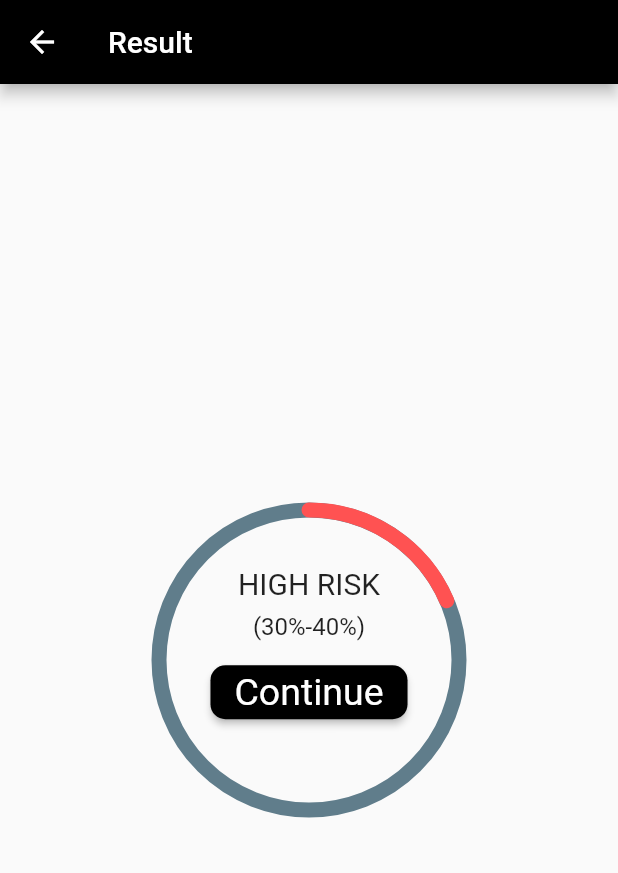
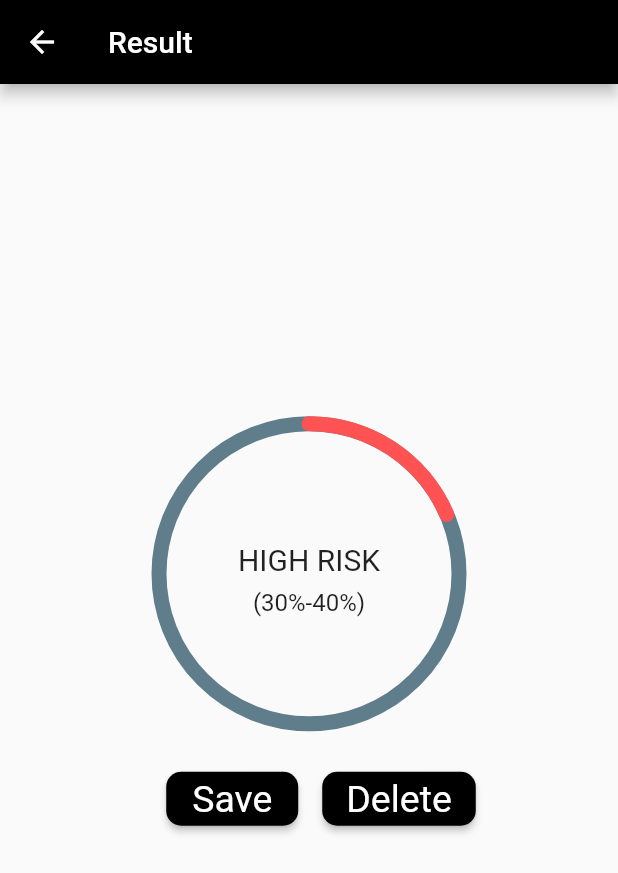
Before and after one commit to ishangh/gmcmanjeri_flutter, a Flutter app: the ResultContent screen opened directly, on a phone screen of 412 x 824 dp. Shown: the top 873 px of the screen. Run offline on Flutter 3.47's test engine with Material 2 defaults, Android fonts, the phone set to English and light mode, and no system bars.

Commit message:
Save and delete buttons added

```diff
--- a/lib/screens/result.dart
+++ b/lib/screens/result.dart
@@ -176,18 +176,6 @@ class _ResultContentState extends State<ResultContent>
           percentage = lerpDouble(
               percentage, newPercentage, percentageAnimationController.value);
 
-          /*
-          if(percentage <= 10)
-            fillColor = Colors.green;
-          else if(percentage<=20)
-            fillColor = Colors.amberAccent;
-          else if(percentage<=30)
-            fillColor = Colors.amber;
-          else if(percentage <= 40)
-            fillColor = Colors.redAccent;
-          else if(percentage>40)
-            fillColor = Colors.red;
-*/
         });
       });
 
@@ -215,7 +203,10 @@ class _ResultContentState extends State<ResultContent>
         title: Text("Result"),
       ),
       body: Center(
-        child: Container(
+        child: Column(
+          mainAxisAlignment: MainAxisAlignment.center,
+          children: <Widget>[
+            Container(
               height: 200.0,
               width: 200.0,
               child: CustomPaint(
@@ -238,13 +229,24 @@ class _ResultContentState extends State<ResultContent>
                       displaySubText,
                       style: TextStyle(fontSize: 16.0),
                     ),
+
+                  ],
+                  mainAxisAlignment: MainAxisAlignment.center,
+                )),
+              ),
+            ),
             Padding(
                 padding: EdgeInsets.only(
                     top: 10.0, bottom: 25.0, left: 15.0, right: 15.0),
+                child: Row(
+                  mainAxisAlignment: MainAxisAlignment.center,
+                  children: <Widget>[
+                    Padding(
+                      padding: const EdgeInsets.all(16.0),
                       child: Builder(
                           builder: (context) => RaisedButton(
                               child: Text(
-                              "Continue",
+                                "Save",
                                 style: TextStyle(
                                     fontWeight: FontWeight.w400,
                                     color: Colors.white,
@@ -255,18 +257,39 @@ class _ResultContentState extends State<ResultContent>
                               shape: RoundedRectangleBorder(
                                   borderRadius: BorderRadius.circular(10)),
                               onPressed: () {
-                              debugPrint("Proceed clicked");
+                                debugPrint("Save clicked");
                                 Navigator.pop(context);
                                 Navigator.pop(context);
                                 Navigator.pop(context);
                                 Navigator.of(context).pushNamed("/");
-                            }))),
+                              })),
+                    ),
+                    Builder(
+                        builder: (context) => RaisedButton(
+                            child: Text(
+                              "Delete",
+                              style: TextStyle(
+                                  fontWeight: FontWeight.w400,
+                                  color: Colors.white,
+                                  fontSize: 25.0),
+                            ),
+                            elevation: 2.0,
+                            color: Colors.black,
+                            shape: RoundedRectangleBorder(
+                                borderRadius: BorderRadius.circular(10)),
+                            onPressed: () {
+                              debugPrint("Delete clicked");
+                              Navigator.pop(context);
+                              Navigator.pop(context);
+                              Navigator.pop(context);
+                              Navigator.of(context).pushNamed("/");
+                            })),
                   ],
-              mainAxisAlignment: MainAxisAlignment.center,
                 )),
+          ],
         ),
       ),
-      ),
+
     );
   }
 }
```
Lines whose indentation alone changed are shown as unchanged.
